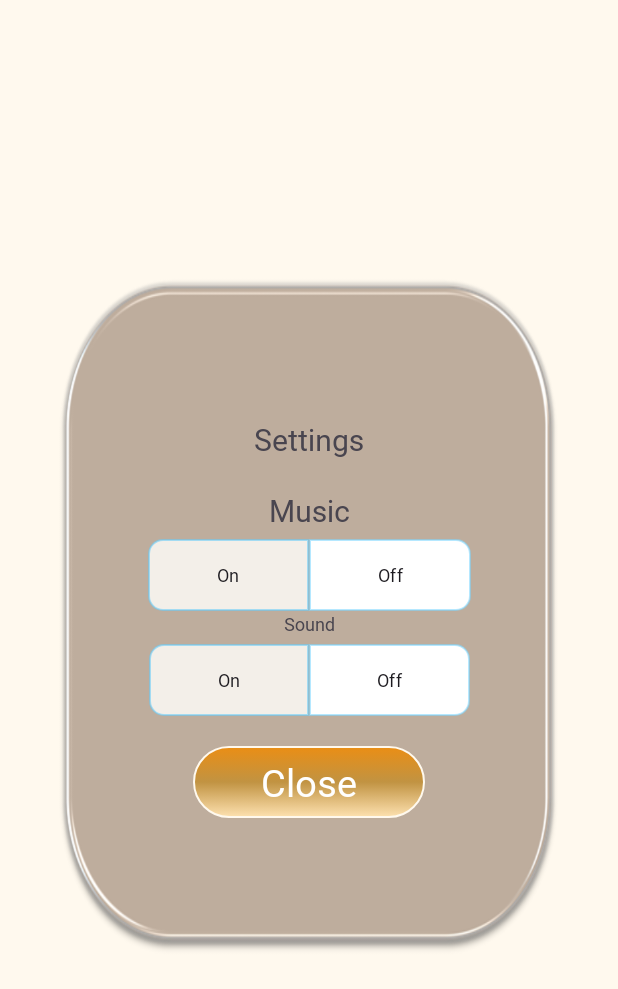
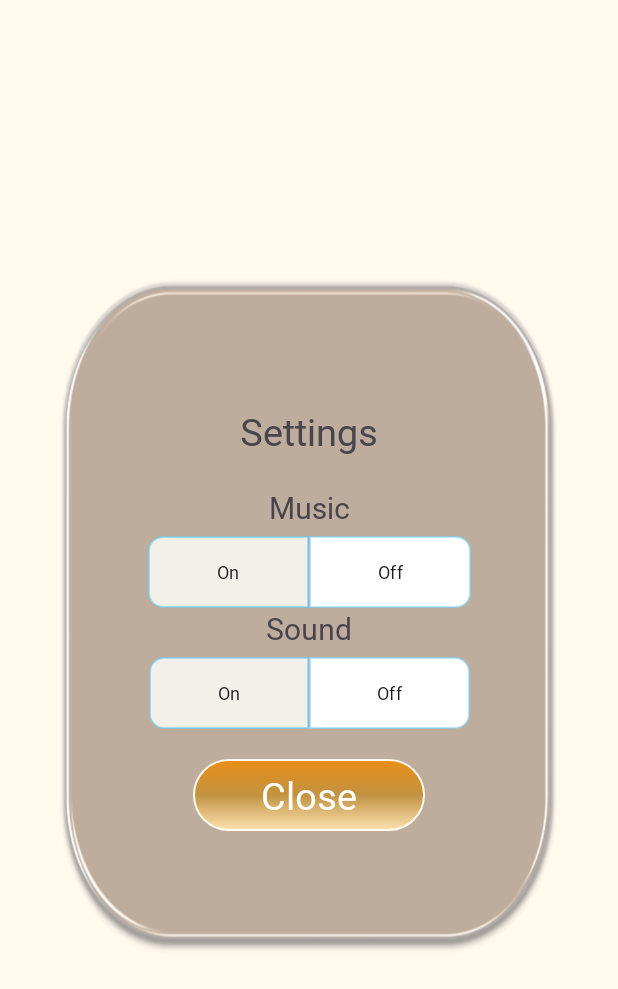
Before and after one commit to AndroidWithRossyn/2048-Charm-Number-Puzzle-Game, an Android app: the layout dialog_setting.xml on its own in the app's theme, with its tools: preview values and no code run, on a phone screen of 412 x 824 dp. Shown: the top 989 px of the screen. Run offline under Robolectric (Android 15) with nearby library versions, the phone set to English and light mode, and no system bars; Roboto replaces fonts that are not available here.

Commit message:
layout improved

```diff
--- a/app/src/main/res/layout/dialog_setting.xml
+++ b/app/src/main/res/layout/dialog_setting.xml
@@ -26,7 +26,7 @@
             android:layout_height="wrap_content"
             android:gravity="center"
             android:text="@string/settingsDialog"
-            android:textSize="20sp"
+            android:textSize="25sp"
             app:layout_constraintBottom_toTopOf="@+id/linearLayout"
             app:layout_constraintEnd_toEndOf="parent"
             app:layout_constraintStart_toStartOf="parent"
@@ -100,7 +100,7 @@
                 android:layout_marginBottom="5dp"
                 android:gravity="center"
                 android:text="@string/sound"
-                android:textSize="12sp" />
+                android:textSize="20sp" />
 
             <RadioGroup
                 android:id="@+id/radiogroup_sound_select"
--- a/app/src/main/res/layout/game_activity.xml
+++ b/app/src/main/res/layout/game_activity.xml
@@ -155,7 +155,7 @@
                 android:layout_height="wrap_content"
                 android:layout_marginHorizontal="@dimen/_15sdp"
                 android:layout_marginBottom="@dimen/vertical_space"
-                android:background="@drawable/shape_oval_orange"
+                android:background="@drawable/menu_bottom_bar"
                 android:backgroundTint="#ABFDAE6F"
                 android:backgroundTintMode="multiply"
                 android:elevation="10dp"
```
